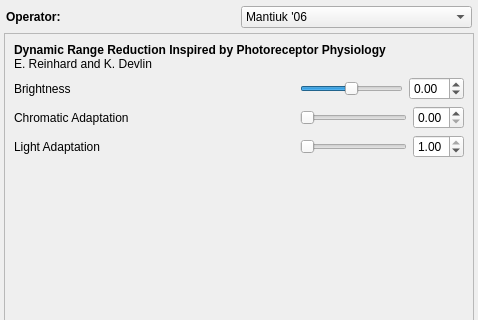
Old version of the form forms/TonemappingPanel.ui in the repository LuminanceHDR/LuminanceHDR; both pictures show x 0 to 478 and y 0 to 320 of the 478 by 580 pixel window.
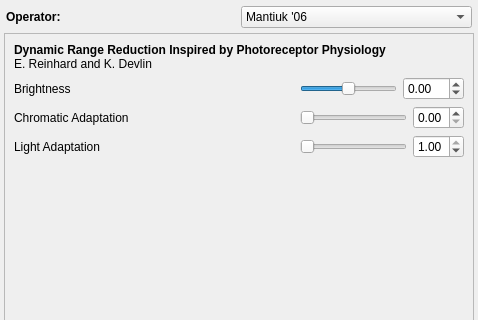
New version of the form. The open tabs and pages were chosen to show the change. Icons and pictures are not drawn.

Commit message: Fixed bug 3137960 - reinhard '05 brightness is now -20 to 20

Diff of the .ui file:
```diff
--- a/forms/TonemappingPanel.ui
+++ b/forms/TonemappingPanel.ui
@@ -1517,10 +1517,10 @@
                <item>
                 <widget class="QDoubleSpinBox" name="brightnessdsb">
                  <property name="minimum">
-                  <double>-8.000000000000000</double>
+                  <double>-20.000000000000000</double>
                  </property>
                  <property name="maximum">
-                  <double>8.000000000000000</double>
+                  <double>20.000000000000000</double>
                  </property>
                  <property name="singleStep">
                   <double>0.100000000000000</double>
```
The commit also changes 1 other file.
